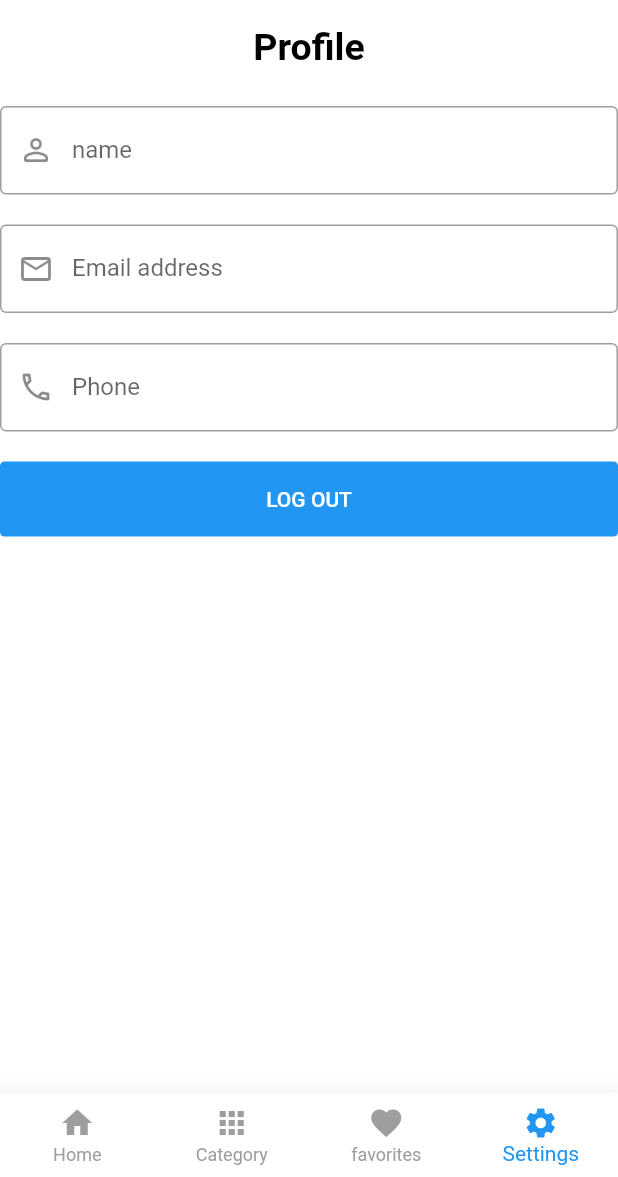
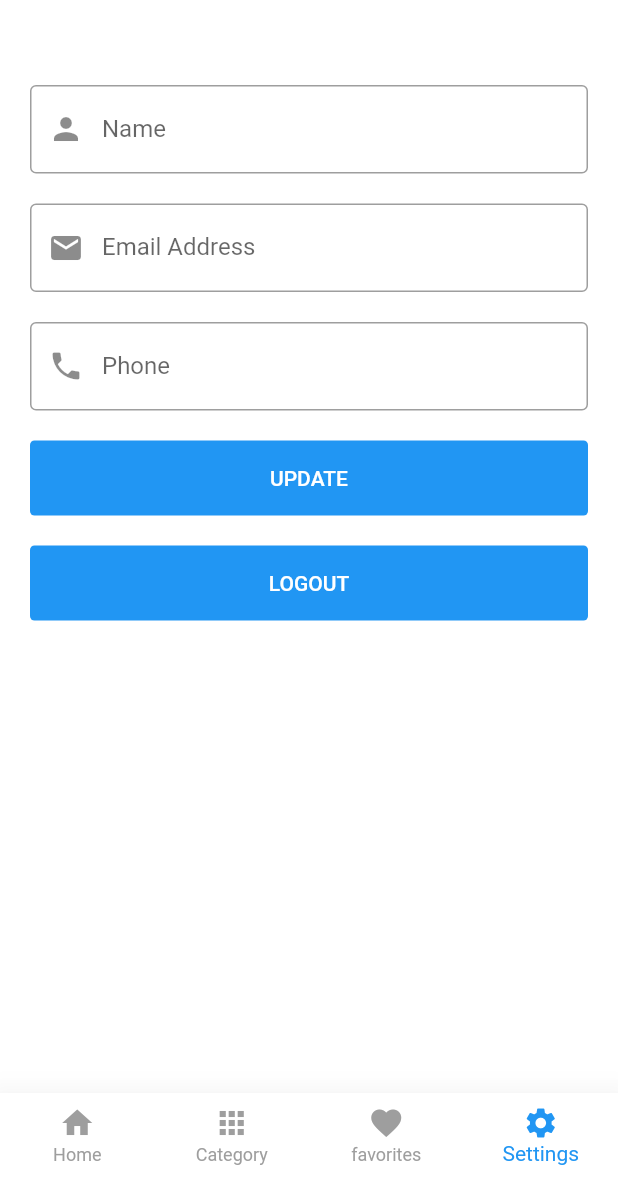
Before and after one commit to Ghon4/shop_mart, a Flutter app: the HomeScreen screen opened directly, item 4 of the bottom bar chosen, on a phone screen of 412 x 824 dp, the part 59-1236 px from its top. Run offline on Flutter 3.47's test engine with Material 2 defaults, Android fonts, the phone set to English and light mode, and no system bars; our stand-ins replace bloc, carousel_slider, conditional_builder, dio, flutter_bloc, fluttertoast and 3 more; accounts and stored records are empty; network calls fail.

Commit message:
final_comm

```diff
--- a/lib/cubit/home/home_states.dart
+++ b/lib/cubit/home/home_states.dart
@@ -1,4 +1,5 @@
 import 'package:shop_mart/model/change_favorites_model.dart';
+import 'package:shop_mart/model/login_model.dart';
 
 abstract class HomeStates {}
 
@@ -49,3 +50,13 @@ class UserDataLoadingState extends HomeStates {}
 class UserDataSuccessState extends HomeStates {}
 
 class UserDataErrorState extends HomeStates {}
+
+class ShopLoadingUpdateUserState extends HomeStates {}
+
+class ShopSuccessUpdateUserState extends HomeStates {
+  final LoginModel loginModel;
+
+  ShopSuccessUpdateUserState(this.loginModel);
+}
+
+class ShopErrorUpdateUserState extends HomeStates {}
--- a/lib/screens/settings_screen.dart
+++ b/lib/screens/settings_screen.dart
@@ -1,4 +1,4 @@
-import 'package:flutter/cupertino.dart';
+import 'package:conditional_builder/conditional_builder.dart';
 import 'package:flutter/material.dart';
 import 'package:flutter_bloc/flutter_bloc.dart';
 import 'package:shop_mart/cubit/home/home_cubit.dart';
@@ -7,6 +7,7 @@ import 'package:shop_mart/widgets/components.dart';
 import 'package:shop_mart/widgets/constants.dart';
 
 class SettingsScreen extends StatelessWidget {
+  var formKey = GlobalKey<FormState>();
   var nameController = TextEditingController();
   var emailController = TextEditingController();
   var phoneController = TextEditingController();
@@ -16,31 +17,39 @@ class SettingsScreen extends StatelessWidget {
     return BlocConsumer<HomeCubit, HomeStates>(
       listener: (context, state) {},
       builder: (context, state) {
-        var cubit = HomeCubit.get(context);
-        nameController.text = cubit.loginModel.data.name;
-        emailController.text = cubit.loginModel.data.email;
-        phoneController.text = cubit.loginModel.data.phone;
+        var model = HomeCubit.get(context).loginModel;
 
-        return Column(
+        nameController.text = model.data.name;
+        emailController.text = model.data.email;
+        phoneController.text = model.data.phone;
+
+        return ConditionalBuilder(
+          condition: HomeCubit.get(context).loginModel != null,
+          builder: (context) => Padding(
+            padding: const EdgeInsets.all(20.0),
+            child: Form(
+              key: formKey,
+              child: SingleChildScrollView(
+                child: Column(
                   children: [
-            Text(
-              'Profile',
-              style:
-                  Theme.of(context).textTheme.bodyText1.copyWith(fontSize: 25),
-            ),
+                    if (state is ShopLoadingUpdateUserState)
+                      LinearProgressIndicator(),
                     SizedBox(
-              height: 25.0,
+                      height: 20.0,
                     ),
                     defaultFormField(
                       controller: nameController,
                       type: TextInputType.name,
                       validate: (String value) {
                         if (value.isEmpty) {
-                    return 'Name can\'t be empty';
+                          return 'name must not be empty';
                         }
+
+                        return null;
                       },
-                label: 'name',
-                prefix: Icons.person_outline_rounded),
+                      label: 'Name',
+                      prefix: Icons.person,
+                    ),
                     SizedBox(
                       height: 20.0,
                     ),
@@ -49,11 +58,14 @@ class SettingsScreen extends StatelessWidget {
                       type: TextInputType.emailAddress,
                       validate: (String value) {
                         if (value.isEmpty) {
-                    return 'Email address can\'t be empty';
+                          return 'email must not be empty';
                         }
+
+                        return null;
                       },
-                label: 'Email address',
-                prefix: Icons.email_outlined),
+                      label: 'Email Address',
+                      prefix: Icons.email,
+                    ),
                     SizedBox(
                       height: 20.0,
                     ),
@@ -62,11 +74,29 @@ class SettingsScreen extends StatelessWidget {
                       type: TextInputType.phone,
                       validate: (String value) {
                         if (value.isEmpty) {
-                    return 'Phone can\'t be empty';
+                          return 'phone must not be empty';
+                        }
+
+                        return null;
+                      },
+                      label: 'Phone',
+                      prefix: Icons.phone,
+                    ),
+                    SizedBox(
+                      height: 20.0,
+                    ),
+                    defaultButton(
+                      function: () {
+                        if (formKey.currentState.validate()) {
+                          HomeCubit.get(context).updateUserData(
+                            name: nameController.text,
+                            phone: phoneController.text,
+                            email: emailController.text,
+                          );
                         }
                       },
-                label: 'Phone',
-                prefix: Icons.phone_outlined),
+                      text: 'update',
+                    ),
                     SizedBox(
                       height: 20.0,
                     ),
@@ -74,8 +104,14 @@ class SettingsScreen extends StatelessWidget {
                       function: () {
                         signOut(context);
                       },
-                text: 'Log Out')
+                      text: 'Logout',
+                    ),
                   ],
+                ),
+              ),
+            ),
+          ),
+          fallback: (context) => Center(child: CircularProgressIndicator()),
         );
       },
     );
```
Also changed, not shown: lib/cubit/home/home_cubit.dart (+27 -0 lines), lib/cubit/register/register_cubit.dart (+0 -53 lines), lib/cubit/search/search_cubit.dart (added, +33 -0 lines), lib/cubit/search/search_states.dart (added, +9 -0 lines), lib/model/category_model.dart (+0 -114 lines), lib/model/login_model.dart (+0 -79 lines), lib/model/search_model.dart (added, +87 -0 lines), lib/network/local/cache_helper.dart (+0 -7 lines), lib/screens/search_screen.dart (+64 -1 lines). Lines whose indentation alone changed are shown as unchanged.
